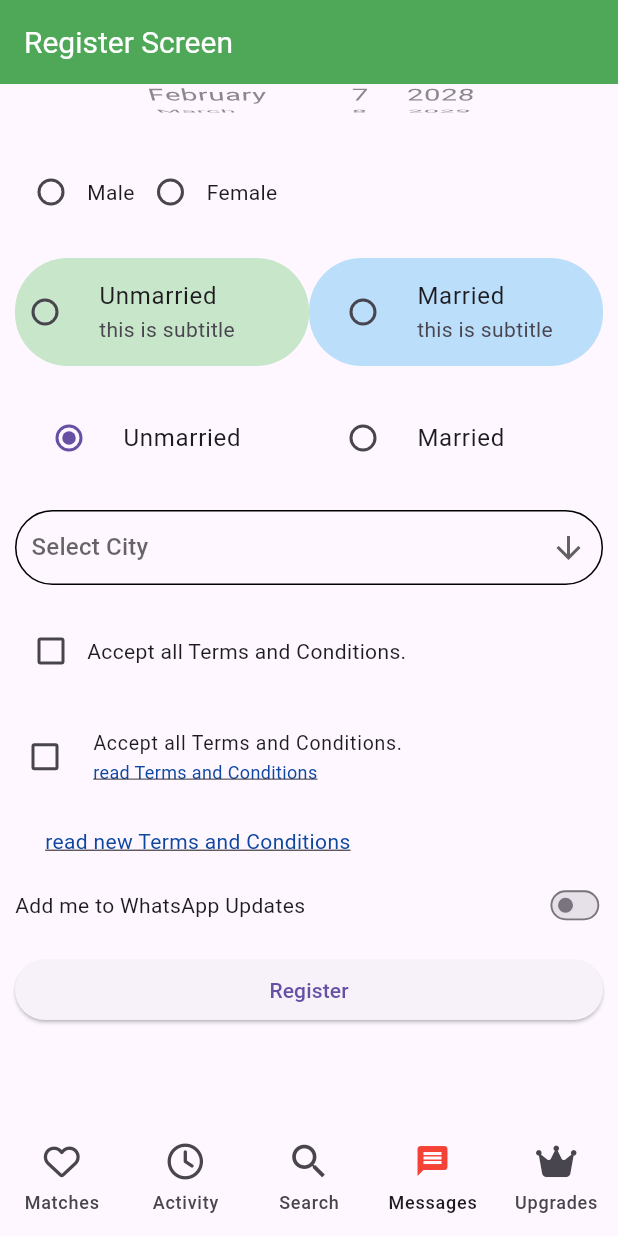
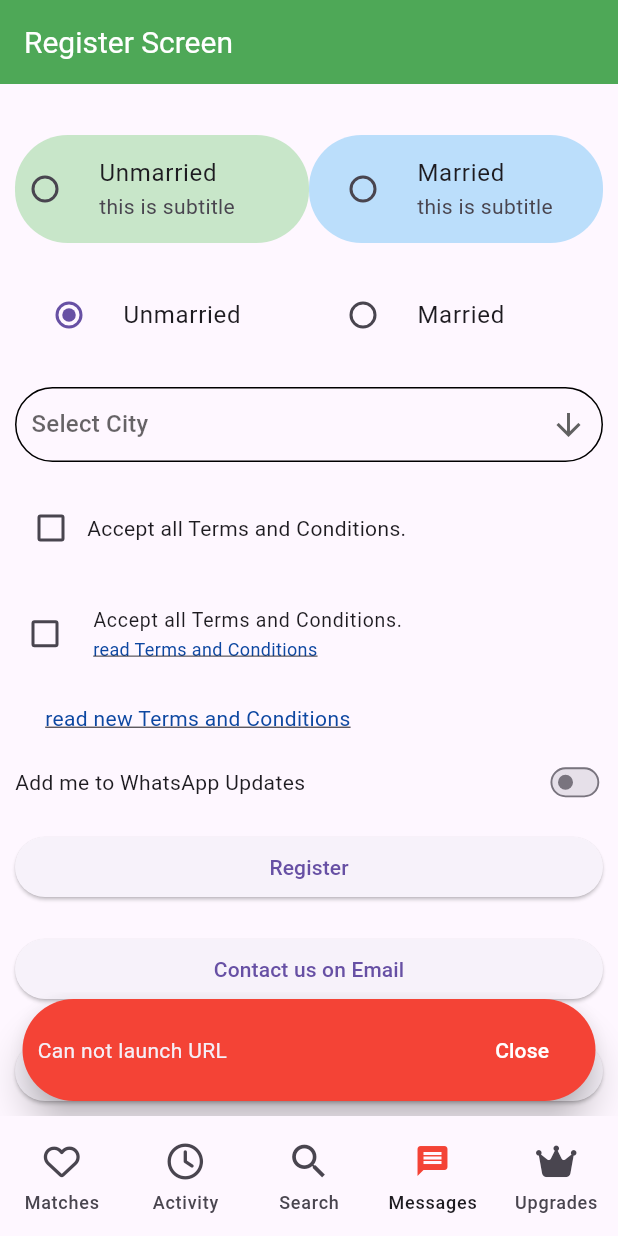
Before and after one commit to devatulparmar/nov24batch5pm, a Flutter app: the screen it shows after launch, item 4 of the bottom bar chosen, scrolled down 1152 dp, after a tap on "read Terms and Conditions", on a phone screen of 412 x 824 dp. Run offline on Flutter 3.47's test engine with Material 3 defaults, Android fonts, the phone set to English and light mode, and no system bars; our stand-ins replace cached_network_image, font_awesome_flutter, image_picker, intl_phone_field, shared_preferences.

Commit message:
Common SnackBar, URl, Email, SMS, Phone launch using Url Launcher

```diff
--- a/lib/register_screen.dart
+++ b/lib/register_screen.dart
@@ -4,7 +4,9 @@ import 'package:flutter/cupertino.dart';
 import 'package:flutter/material.dart';
 import 'package:image_picker/image_picker.dart';
 import 'package:intl/intl.dart' hide TextDirection;
+import 'package:nov24batch5pm/utils/common_snackbar.dart';
 import 'package:nov24batch5pm/utils/constants.dart';
+import 'package:url_launcher/url_launcher.dart';
 
 class RegisterScreen extends StatefulWidget {
   const RegisterScreen({super.key});
@@ -53,6 +55,55 @@ class _RegisterScreenState extends State<RegisterScreen> {
       child: Text('Gandhinagar'),
     ),
   ];
+
+  void _openUrl() async {
+    var url = Uri.parse('utter.dev/');
+    if (await canLaunchUrl(url) == true) {
+      launchUrl(url, mode: LaunchMode.platformDefault);
+    } else {
+      MySnackBar.showMySnackBar(
+        content: "Can not launch URL",
+        backgroundColor: Colors.red,
+      );
+    }
+  }
+
+  String? _encodeQueryParameters(Map<String, String> object) {
+    return object.entries
+        .map((MapEntry<String, String> element) =>
+            '${Uri.encodeComponent(element.key)}=${Uri.encodeComponent(element.value)}')
+        .join('&');
+  }
+
+  void _openEmail() async {
+    var url = Uri(
+      scheme: "mailto",
+      path: "info@mayursoftware.in",
+      query: _encodeQueryParameters(<String, String>{
+        "subject": "This is subject",
+        "body": "This is body part",
+      }),
+    );
+
+    launchUrl(url);
+  }
+
+  void _openSMS() {
+    var number = Uri(scheme: "sms", path: "+919876543210", queryParameters: {
+      "body": "Hello, How are you?",
+    });
+
+    launchUrl(number);
+  }
+
+  void _openPhone() async {
+    var phone = Uri(
+      scheme: "tel",
+      path: "+919876543210",
+    );
+
+    launchUrl(phone);
+  }
 
   bool _validateRegisterForm() {
     if (formKey.currentState!.validate()) {
@@ -722,6 +773,7 @@ class _RegisterScreenState extends State<RegisterScreen> {
               subtitle: GestureDetector(
                 onTap: () {
                   print('clicked');
+                  _openUrl();
                 },
                 onLongPress: () {
                   print('onLongPress clicked');
@@ -801,6 +853,21 @@ class _RegisterScreenState extends State<RegisterScreen> {
               },
               child: const Text('Register'),
             ),
+            const SizedBox(height: 20),
+            ElevatedButton(
+              onPressed: _openEmail,
+              child: const Text('Contact us on Email'),
+            ),
+            const SizedBox(height: 20),
+            ElevatedButton(
+              onPressed: _openSMS,
+              child: const Text('Contact us on Message'),
+            ),
+            const SizedBox(height: 20),
+            ElevatedButton(
+              onPressed: _openPhone,
+              child: const Text('Contact us on Phone'),
+            ),
             const SizedBox(height: 50),
           ],
         ),
--- /dev/null
+++ b/lib/utils/common_snackbar.dart
@@ -0,0 +1,30 @@
+import 'package:flutter/material.dart';
+import 'package:nov24batch5pm/utils/constants.dart';
+
+class MySnackBar {
+  static showMySnackBar(
+      {
+    required String content,
+    void Function()? function,
+    Color? backgroundColor,
+  }) {
+    ScaffoldMessenger.of(mainKey.currentContext!).showSnackBar(
+      SnackBar(
+        content: Text(content),
+        backgroundColor:backgroundColor ?? Colors.black,
+        padding: const EdgeInsets.all(10),
+        elevation: 10,
+        shape: RoundedRectangleBorder(
+          borderRadius: BorderRadius.circular(35),
+        ),
+        duration: const Duration(seconds: 15),
+        behavior: SnackBarBehavior.floating,
+        action: SnackBarAction(
+          onPressed: function ?? (){},
+          label: "Close",
+          textColor: Colors.white,
+        ),
+      ),
+    );
+  }
+}
--- a/pubspec.yaml
+++ b/pubspec.yaml
@@ -16,6 +16,8 @@ dependencies:
   font_awesome_flutter: ^10.8.0
   shared_preferences: ^2.3.0
   http: ^1.2.2
+  url_launcher: ^6.3.1
+
 
 dev_dependencies:
   flutter_test:
```
Also changed, not shown: pubspec.lock, 2 other files.
